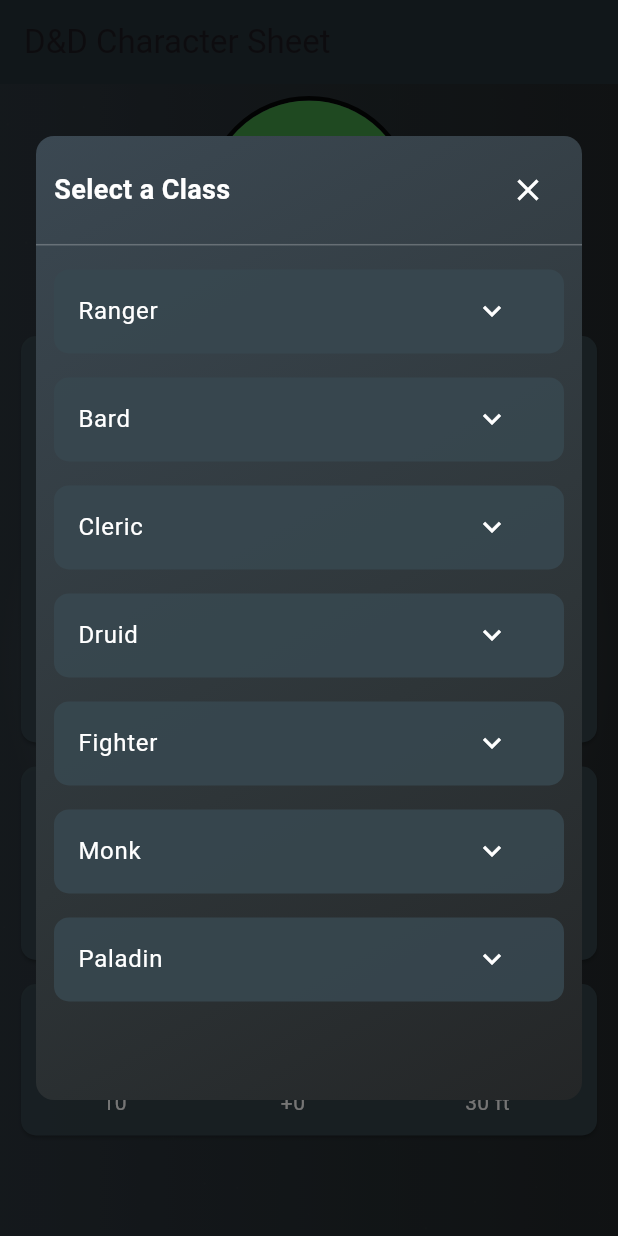
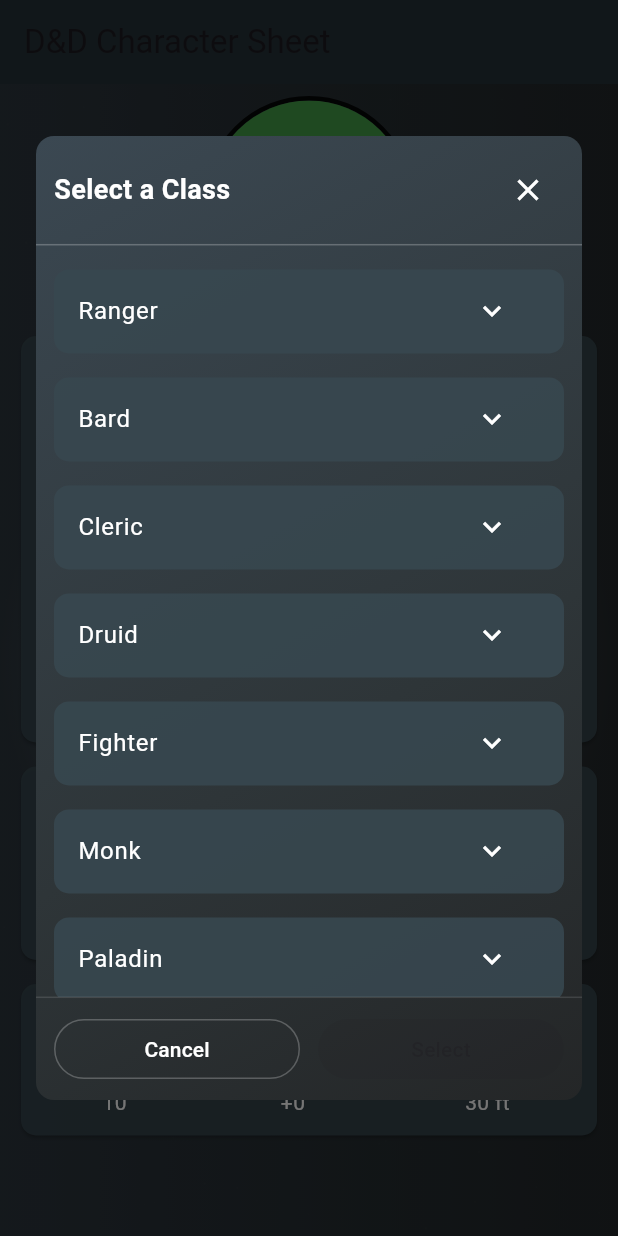
Before and after one commit to Dherman3607/code, a Flutter app: the screen it shows after launch, after a tap on "Class", on a phone screen of 412 x 824 dp. Run offline on Flutter 3.47's test engine with Material 3 defaults, Android fonts, the phone set to English and light mode, and no system bars.

Commit message:
Changes to select button in selector sub menus

```diff
--- a/dnd_app/lib/unified_selector_dialog.dart
+++ b/dnd_app/lib/unified_selector_dialog.dart
@@ -60,6 +60,7 @@
 
 class _UnifiedSelectorBodyState<T> extends State<_UnifiedSelectorBody<T>> {
   int? _expandedIndex;
+  int? _selectedIndex;
 
   @override
   Widget build(BuildContext context) {
@@ -95,12 +96,17 @@
                   itemBuilder: (ctx, index) {
                     final item = widget.items[index];
                     final expanded = _expandedIndex == index;
+                    final isSelected = _selectedIndex == index;
                     return Container(
                       key: ValueKey(index),
-                      margin: const EdgeInsets.symmetric(vertical: 8, horizontal: 12),
+                      margin: const EdgeInsets.symmetric(
+                          vertical: 8, horizontal: 12),
                       decoration: BoxDecoration(
-                        color: Colors.blueGrey[800]
-                            ?.withAlpha((0.9 * 255).round()),
+                        color: isSelected
+                            ? Colors.blueGrey[700]
+                                ?.withAlpha((0.95 * 255).round())
+                            : Colors.blueGrey[800]
+                                ?.withAlpha((0.9 * 255).round()),
                         borderRadius: BorderRadius.circular(10),
                       ),
                       child: Column(
@@ -120,6 +126,8 @@
                               }),
                             ),
                             onTap: () => setState(() {
+                              // select the tapped item and toggle expansion
+                              _selectedIndex = index;
                               _expandedIndex = expanded ? null : index;
                             }),
                           ),
@@ -129,27 +137,49 @@
                                   horizontal: 16, vertical: 8),
                               child: widget.detailsBuilder!(item),
                             ),
-                          if (expanded)
-                            Row(
-                              mainAxisAlignment: MainAxisAlignment.end,
-                              children: [
-                                ElevatedButton(
-                                  onPressed: () =>
-                                      Navigator.of(context).pop(item),
-                                  style: ElevatedButton.styleFrom(
-                                      backgroundColor: Colors.blueGrey[700],
-                                      foregroundColor: Colors.white),
-                                  child: const Text('Select'),
-                                ),
-                                const SizedBox(width: 12),
-                              ],
-                            ),
+                          // per-item select button removed in favor of bottom actions
                         ],
                       ),
                     );
                   },
                 ),
         ),
+        // Bottom action bar
+        Container(
+          padding: const EdgeInsets.symmetric(horizontal: 12, vertical: 10),
+          decoration: const BoxDecoration(
+            border: Border(top: BorderSide(color: Colors.white12)),
+          ),
+          child: Row(
+            children: [
+              Expanded(
+                child: OutlinedButton(
+                  onPressed: () => Navigator.of(context).pop(),
+                  style: OutlinedButton.styleFrom(
+                    foregroundColor: Colors.white,
+                    side: const BorderSide(color: Colors.white24),
+                    backgroundColor: Colors.transparent,
+                  ),
+                  child: const Text('Cancel'),
+                ),
+              ),
+              const SizedBox(width: 12),
+              Expanded(
+                child: ElevatedButton(
+                  onPressed: _selectedIndex == null
+                      ? null
+                      : () => Navigator.of(context)
+                          .pop(widget.items[_selectedIndex!]),
+                  style: ElevatedButton.styleFrom(
+                    backgroundColor: Colors.blueGrey[700],
+                    foregroundColor: Colors.white,
+                  ),
+                  child: const Text('Select'),
+                ),
+              ),
+            ],
+          ),
+        ),
       ],
     );
   }
```
